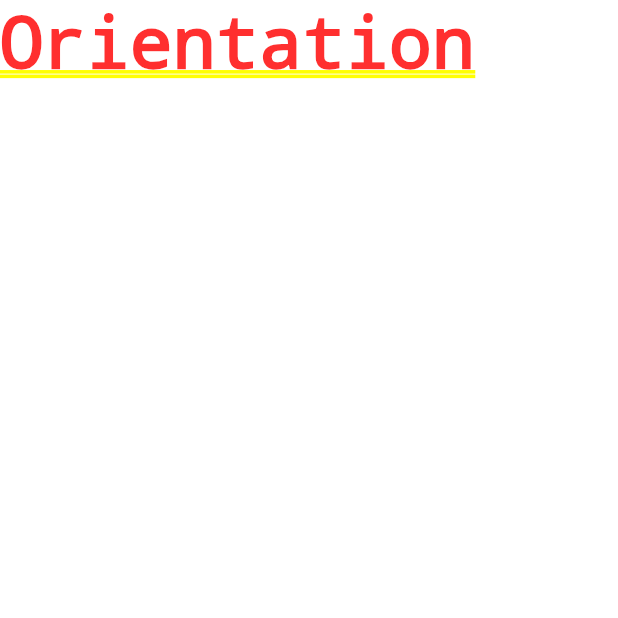
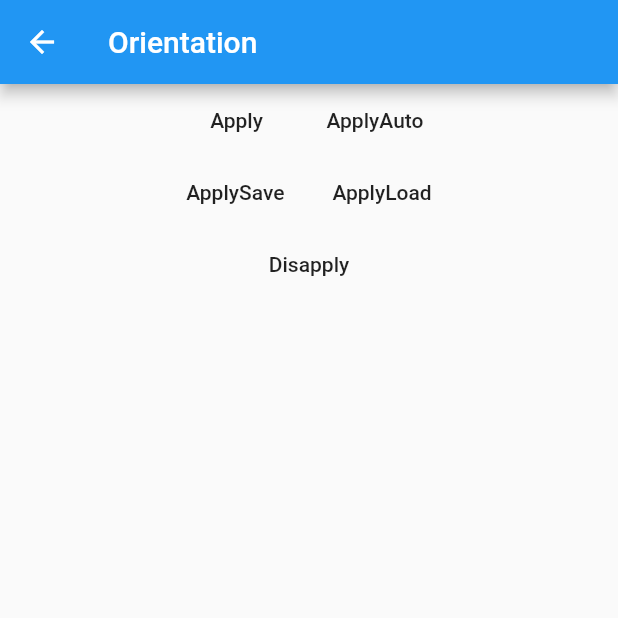
Before and after one commit to caitlynbakery/theta_tester, a Flutter app: the screen it shows after launch, after a tap on "ORIENTATION", on a phone screen of 412 x 824 dp, the top half of it. Run offline on Flutter 3.47's test engine with Material 2 defaults, Android fonts, the phone set to English and light mode, and no system bars; network calls fail.

Commit message:
added documentation

```diff
--- a/lib/commands/stitching_dynamicAuto.dart
+++ b/lib/commands/stitching_dynamicAuto.dart
@@ -21,7 +21,7 @@ Future<http.Response> stitchingDynamicAuto() async {
       headers: {"Content-Type": "application/json;charset=utf-8"},
       body: body
   );
-  print('set stitching');
+  print('set stitching dynamicAuto');
 
   return response;
 }
--- a/lib/commands/stitching_dynamicLoad.dart
+++ b/lib/commands/stitching_dynamicLoad.dart
@@ -21,7 +21,7 @@ Future<http.Response> stitchingDynamicLoad() async {
       headers: {"Content-Type": "application/json;charset=utf-8"},
       body: body
   );
-  print('set stitching');
+  print('set stitching dynamicLoad');
 
   return response;
 }
--- a/lib/commands/stitching_dynamicSave.dart
+++ b/lib/commands/stitching_dynamicSave.dart
@@ -21,7 +21,7 @@ Future<http.Response> stitchingDynamicSave() async {
       headers: {"Content-Type": "application/json;charset=utf-8"},
       body: body
   );
-  print('set stitching');
+  print('set stitching dynamicSave');
 
   return response;
 }
--- a/lib/commands/stitching_none.dart
+++ b/lib/commands/stitching_none.dart
@@ -21,7 +21,7 @@ Future<http.Response> stitchingNone() async {
       headers: {"Content-Type": "application/json;charset=utf-8"},
       body: body
   );
-  print('set stitching');
+  print('set stitching none');
 
   return response;
 }
--- a/lib/commands/stitching_static.dart
+++ b/lib/commands/stitching_static.dart
@@ -21,7 +21,7 @@ Future<http.Response> stitchingStatic() async {
       headers: {"Content-Type": "application/json;charset=utf-8"},
       body: body
   );
-  print('set stitching');
+  print('set stitching static');
 
   return response;
 }
--- a/lib/components/camera_tool.dart
+++ b/lib/components/camera_tool.dart
@@ -9,7 +9,7 @@ class CameraTool extends StatelessWidget {
 
   @override
   Widget build(BuildContext context) {
-    return MaterialButton(
+    return OutlineButton(
       onPressed: () {
         cameraFunction();
       },
--- a/lib/screens/orientation_screen.dart
+++ b/lib/screens/orientation_screen.dart
@@ -1,10 +1,58 @@
 import 'package:flutter/material.dart';
+import 'package:caitlyn_tester/commands/orientation_apply.dart';
+import 'package:caitlyn_tester/commands/orientation_disapply.dart';
+import 'package:caitlyn_tester/commands/orientation_applyAuto.dart';
+import 'package:caitlyn_tester/commands/orientation_applySave.dart';
+import 'package:caitlyn_tester/commands/orientation_applyLoad.dart';
 
 class OrientationScreen extends StatelessWidget {
   @override
   Widget build(BuildContext context) {
-    return Container(
-      child: Text('Orientation'),
+    return Scaffold(
+      appBar: AppBar(title: Text('Orientation'),
+      ),
+      body: Column(
+
+        children: <Widget>[
+          Row(
+            mainAxisAlignment: MainAxisAlignment.center,
+            children: <Widget>[
+              Button(buttonTitle: "Apply", buttonFunction: orientationApply,),
+              Button(buttonTitle: "ApplyAuto", buttonFunction: orientationApplyAuto,),
+            ],
+          ),
+          Row(
+            mainAxisAlignment: MainAxisAlignment.center,
+            children: <Widget>[
+              Button(buttonTitle: "ApplySave", buttonFunction: orientationApplySave,),
+              Button(buttonTitle: "ApplyLoad", buttonFunction: orientationApplyLoad,),
+            ],
+          ),
+          Row(
+            mainAxisAlignment: MainAxisAlignment.center,
+            children: <Widget>[
+              Button(buttonTitle: "Disapply", buttonFunction: orientationDisapply,),
+
+            ],
+          )
+        ],
+      )
     );
   }
 }
+
+class Button extends StatelessWidget {
+  String buttonTitle;
+  Function buttonFunction;
+  Button({this.buttonTitle, this.buttonFunction});
+
+  @override
+  Widget build(BuildContext context) {
+    return MaterialButton(
+        child: Text(buttonTitle),
+        onPressed: (){
+          buttonFunction();
+        }
+    );
+  }
+}
--- a/lib/screens/tools_screen.dart
+++ b/lib/screens/tools_screen.dart
@@ -24,10 +24,9 @@ class ToolsScreen extends StatelessWidget {
         child: Column(
           crossAxisAlignment: CrossAxisAlignment.center,
           children: <Widget>[
-            SizedBox(
-              height: 60,
-            ),
-            MaterialButton(
+            Padding(
+              padding: const EdgeInsets.only(top: 35.0),
+              child: MaterialButton(
                 onPressed: (){
                   takePicture();
                 },
@@ -37,16 +36,17 @@ class ToolsScreen extends StatelessWidget {
                 child: Icon(Icons.camera_alt, color: Colors.white, size: 35,),
 
               ),
+            ),
             SizedBox(
-              height: 50,
+              height: 40,
             ),
             Flexible(
               child: Row(
                 mainAxisAlignment: MainAxisAlignment.center,
                 children: <Widget>[
 
-                  CameraTool(cameraFunction: timerOff, cameraPadding: EdgeInsets.all(15.0), cameraWidget: Icon(Icons.timer_off, color: Colors.white, size: 25,),),
-                  CameraTool(cameraFunction: timerThree, cameraPadding: EdgeInsets.all(15.0), cameraWidget: Icon(Icons.timer_3, color: Colors.white, size: 25,),),
+                  CameraTool(cameraFunction: timerOff, cameraPadding: EdgeInsets.all(15.0), cameraWidget: Icon(Icons.timer_off, color: Color(0xffa6b1e1), size: 25,),),
+                  CameraTool(cameraFunction: timerThree, cameraPadding: EdgeInsets.all(15.0), cameraWidget: Icon(Icons.timer_3, color: Color(0xffa6b1e1), size: 25,),),
 
 
                 ],
@@ -58,8 +58,8 @@ class ToolsScreen extends StatelessWidget {
 
               mainAxisAlignment: MainAxisAlignment.center,
               children: <Widget>[
-                CameraTool(cameraFunction: sleepOff, cameraPadding: EdgeInsets.all(20.0), cameraWidget: Text('Awake', style: TextStyle(color: Colors.white, fontSize: 15),),),
-                CameraTool(cameraFunction: sleep, cameraPadding: EdgeInsets.all(20.0), cameraWidget: Text('Sleep', style: TextStyle(color: Colors.white, fontSize: 15),),),
+                CameraTool(cameraFunction: sleepOff, cameraPadding: EdgeInsets.all(20.0), cameraWidget: Text('Awake', style: TextStyle(color: Color(0xffa6b1e1), fontSize: 15),),),
+                CameraTool(cameraFunction: sleep, cameraPadding: EdgeInsets.all(20.0), cameraWidget: Text('Sleep', style: TextStyle(color: Color(0xffa6b1e1), fontSize: 15),),),
               ],
             ),
             SizedBox(
@@ -68,17 +68,23 @@ class ToolsScreen extends StatelessWidget {
             Row(
               mainAxisAlignment: MainAxisAlignment.center,
               children: <Widget>[
-                FlatButton(
+                Padding(
+                  padding: const EdgeInsets.all(8.0),
+                  child: OutlineButton(
                     onPressed: (){
                       Navigator.pushNamed(context, "/stitching");
                     },
                     child: Text("STITCHING"),
                   ),
-                FlatButton(
+                ),
+                Padding(
+                  padding: const EdgeInsets.all(8.0),
+                  child: OutlineButton(
                     onPressed: (){
                       Navigator.pushNamed(context, "/orientation");
                     },
                     child: Text("ORIENTATION"),
+                  ),
                 ),
               ],
             ),
```
Also changed, not shown: lib/commands/orientation_apply.dart (+27 -0 lines), lib/commands/orientation_applyAuto.dart (+27 -0 lines), lib/commands/orientation_applyLoad.dart (+27 -0 lines), lib/commands/orientation_applySave.dart (+27 -0 lines), lib/commands/orientation_disapply.dart (+27 -0 lines), doc/orientation-screen.png (added), doc/orientation.png (added), doc/stitching_screen.png, doc/theta_screen_android.png, 1 other file. Lines whose indentation alone changed are shown as unchanged.
